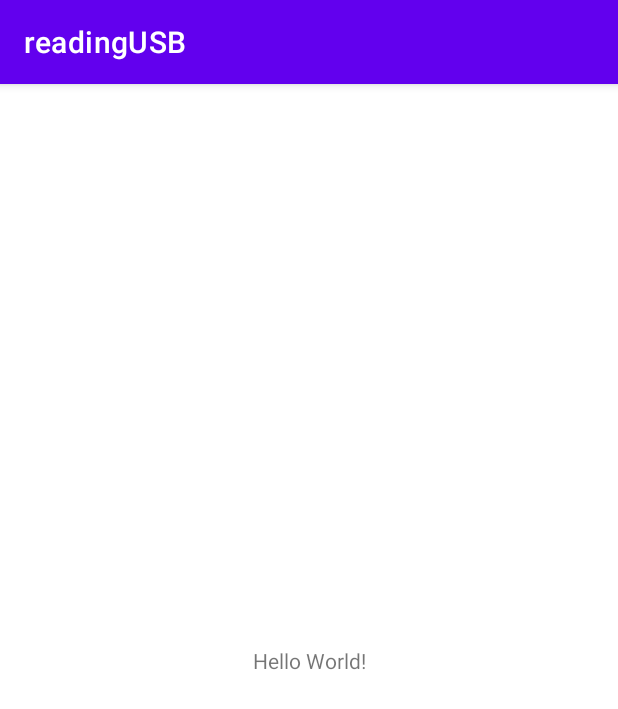
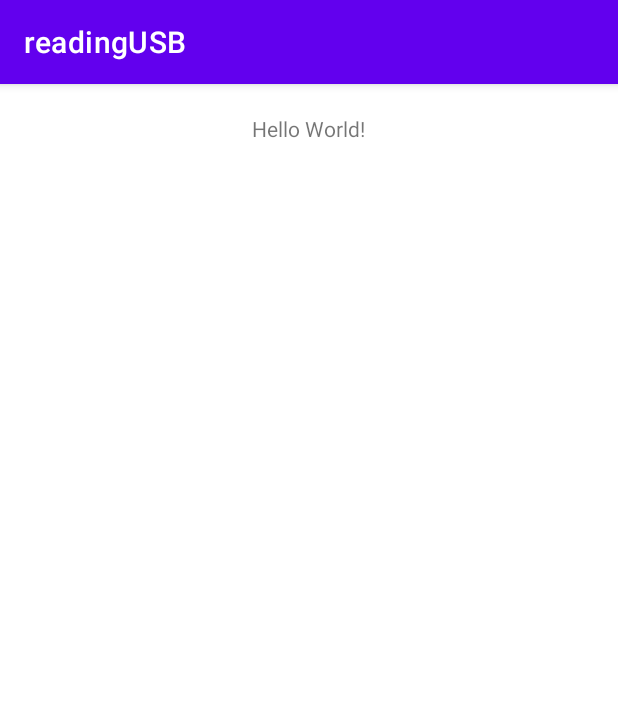
Before and after one commit to cyberfanta/readingUSB, an Android app: the screen it shows after launch (MainActivity), on a phone screen of 412 x 824 dp. Shown: the top 709 px of the screen. Run offline under Robolectric (Android 15) with nearby library versions, the phone set to English and light mode, and no system bars; libraries missing offline, so code that uses them is left out: com.github.mjdev.libaums.

```diff
--- a/app/src/main/res/layout/activity_main.xml
+++ b/app/src/main/res/layout/activity_main.xml
@@ -1,20 +1,27 @@
 <?xml version="1.0" encoding="utf-8"?>
 <androidx.constraintlayout.widget.ConstraintLayout xmlns:android="http://schemas.android.com/apk/res/android"
-    xmlns:app="http://schemas.android.com/apk/res-auto"
     xmlns:tools="http://schemas.android.com/tools"
     android:layout_width="match_parent"
     android:layout_height="match_parent"
     tools:context=".MainActivity">
 
-    <TextView
-        android:id="@+id/text"
-        android:layout_width="wrap_content"
-        android:layout_height="wrap_content"
-        android:padding="20dp"
-        android:text="Hello World!"
-        app:layout_constraintBottom_toBottomOf="parent"
-        app:layout_constraintLeft_toLeftOf="parent"
-        app:layout_constraintRight_toRightOf="parent"
-        app:layout_constraintTop_toTopOf="parent" />
+    <ScrollView
+        android:layout_width="match_parent"
+        android:layout_height="match_parent">
+
+        <LinearLayout
+            android:layout_width="match_parent"
+            android:layout_height="wrap_content"
+            android:gravity="center"
+            android:orientation="vertical">
+
+            <TextView
+                android:id="@+id/text"
+                android:layout_width="wrap_content"
+                android:layout_height="wrap_content"
+                android:padding="20dp"
+                android:text="Hello World!" />
+        </LinearLayout>
+    </ScrollView>
 
 </androidx.constraintlayout.widget.ConstraintLayout>
```
Also changed, not shown: app/src/main/java/com/cyberfanta/readingusb/MainActivity.kt (+52 -41 lines).
